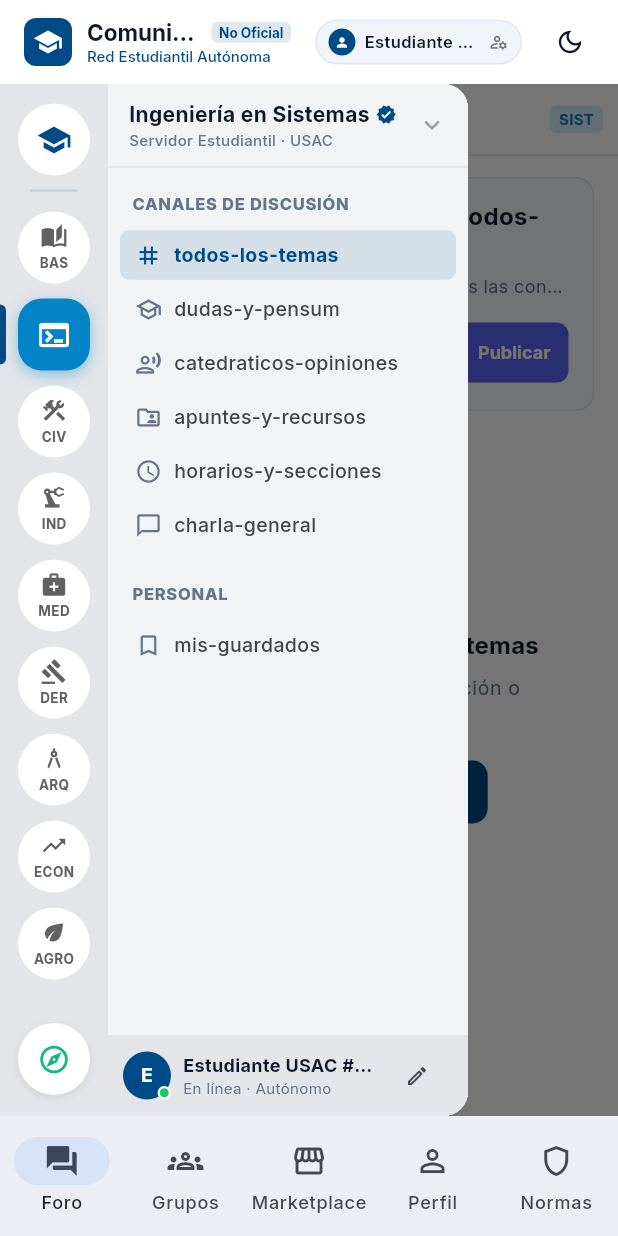
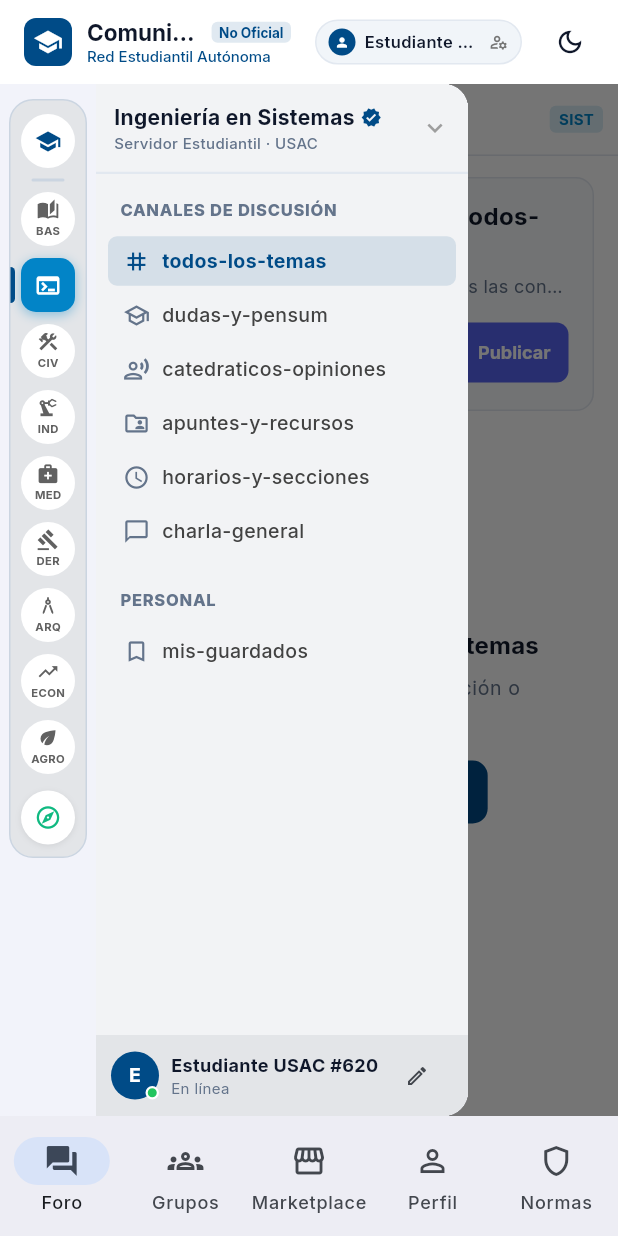
Before and after one commit to Trebol4Devop/Comunidad_USAC, a Flutter app: the screen it shows after launch, with the side drawer open, on a phone screen of 412 x 824 dp. Run offline on Flutter 3.47's test engine with Material 3 defaults, Android fonts, the phone set to English and light mode, and no system bars; our stand-ins replace google_fonts, image_picker, shared_preferences, supabase_flutter; accounts and stored records are empty; network calls fail.

Commit message:
feat: refinar widgets de Discord (sidebar, servidor rail, picker de carrera, canales, post card)

```diff
--- a/comunidad_universitaria/lib/features/forum/widgets/discord/forum_carrera_picker_dialog.dart
+++ b/comunidad_universitaria/lib/features/forum/widgets/discord/forum_carrera_picker_dialog.dart
@@ -150,7 +150,7 @@ class _ForumCarreraPickerDialogState extends State<ForumCarreraPickerDialog> {
                       crossAxisAlignment: CrossAxisAlignment.start,
                       children: [
                         const Text(
-                          'Explorar Carreras (Servidores)',
+                          'Explorar Carreras',
                           style: TextStyle(fontWeight: FontWeight.bold, fontSize: 18),
                         ),
                         Text(
@@ -251,7 +251,7 @@ class _ForumCarreraPickerDialogState extends State<ForumCarreraPickerDialog> {
                                 icon: icon,
                                 facultadId: facId,
                                 carreraId: carreraId,
-                                description: 'Servidor oficial de $carreraName ($facultadName).',
+                                description: 'Canal de $carreraName · $facultadName',
                                 color: color,
                               );
 
--- a/comunidad_universitaria/lib/features/forum/widgets/discord/forum_channel_sidebar.dart
+++ b/comunidad_universitaria/lib/features/forum/widgets/discord/forum_channel_sidebar.dart
@@ -43,8 +43,8 @@ class ForumChannelSidebar extends StatelessWidget {
               );
             },
             child: Container(
-              height: 56,
-              padding: const EdgeInsets.symmetric(horizontal: 14),
+              height: 60,
+              padding: const EdgeInsets.symmetric(horizontal: 12),
               decoration: BoxDecoration(
                 border: Border(
                   bottom: BorderSide(
@@ -58,6 +58,7 @@ class ForumChannelSidebar extends StatelessWidget {
                   Expanded(
                     child: Column(
                       mainAxisAlignment: MainAxisAlignment.center,
+                      mainAxisSize: MainAxisSize.min,
                       crossAxisAlignment: CrossAxisAlignment.start,
                       children: [
                         Row(
@@ -186,7 +187,7 @@ class ForumChannelSidebar extends StatelessWidget {
                         style: const TextStyle(fontWeight: FontWeight.bold, fontSize: 12),
                       ),
                       Text(
-                        'En línea · Autónomo',
+                        'En línea',
                         style: TextStyle(
                           fontSize: 10,
                           color: isDark ? const Color(0xFF949BA4) : const Color(0xFF64748B),
--- a/comunidad_universitaria/lib/features/forum/widgets/discord/forum_server_rail.dart
+++ b/comunidad_universitaria/lib/features/forum/widgets/discord/forum_server_rail.dart
@@ -24,13 +24,23 @@ class ForumServerRail extends StatelessWidget {
     // Discord dark server rail: #1E1F22, light rail: #E3E5E8
     final railBg = isDark ? const Color(0xFF1E1F22) : const Color(0xFFE3E5E8);
 
-    return Container(
-      width: 72,
+    return Align(
+      alignment: Alignment.topCenter,
+      child: Container(
+        width: 52,
+        margin: const EdgeInsets.only(left: 6, top: 10, right: 6),
+        padding: const EdgeInsets.symmetric(vertical: 8),
+        decoration: BoxDecoration(
           color: railBg,
+          borderRadius: BorderRadius.circular(16),
+          border: Border.all(
+            color: isDark ? const Color(0xFF2B2D31) : const Color(0xFFCBD5E1),
+            width: 1,
+          ),
+        ),
         child: Column(
+          mainAxisSize: MainAxisSize.min,
           children: [
-          const SizedBox(height: 12),
-
             // 1. General USAC Home Server (first item)
             if (servers.isNotEmpty) ...[
               _buildServerIcon(
@@ -40,11 +50,11 @@ class ForumServerRail extends StatelessWidget {
                 isDark: isDark,
                 isHome: true,
               ),
-            const SizedBox(height: 8),
+              const SizedBox(height: 6),
               // Discord Separator Pill
               Center(
                 child: Container(
-                width: 32,
+                  width: 22,
                   height: 2,
                   decoration: BoxDecoration(
                     color: isDark ? const Color(0xFF35363C) : const Color(0xFFCBD5E1),
@@ -52,19 +62,21 @@ class ForumServerRail extends StatelessWidget {
                   ),
                 ),
               ),
-            const SizedBox(height: 8),
+              const SizedBox(height: 6),
             ],
 
-          // 2. Scrollable list of Carrera Servers
-          Expanded(
+            // 2. Scrollable / fitted list of Carrera Servers
+            Flexible(
               child: ListView.builder(
-              padding: const EdgeInsets.symmetric(vertical: 4),
+                shrinkWrap: true,
+                physics: const ClampingScrollPhysics(),
+                padding: EdgeInsets.zero,
                 itemCount: servers.length > 1 ? servers.length - 1 : 0,
                 itemBuilder: (ctx, i) {
                   final s = servers[i + 1];
                   final isActive = s.id == activeServer.id;
                   return Padding(
-                  padding: const EdgeInsets.only(bottom: 8),
+                    padding: const EdgeInsets.only(bottom: 6),
                     child: _buildServerIcon(
                       server: s,
                       isActive: isActive,
@@ -76,10 +88,10 @@ class ForumServerRail extends StatelessWidget {
               ),
             ),
 
+            const SizedBox(height: 4),
+
             // 3. Add / Explore More Carreras Button
-          Padding(
-            padding: const EdgeInsets.only(bottom: 14),
-            child: Tooltip(
+            Tooltip(
               message: 'Explorar todas las Carreras USAC',
               preferBelow: false,
               child: InkWell(
@@ -92,32 +104,32 @@ class ForumServerRail extends StatelessWidget {
                     },
                   );
                 },
-                borderRadius: BorderRadius.circular(24),
+                borderRadius: BorderRadius.circular(18),
                 child: AnimatedContainer(
                   duration: const Duration(milliseconds: 200),
-                  width: 48,
-                  height: 48,
+                  width: 36,
+                  height: 36,
                   decoration: BoxDecoration(
                     color: isDark ? const Color(0xFF313338) : Colors.white,
                     shape: BoxShape.circle,
                     boxShadow: [
                       BoxShadow(
                         color: Colors.black.withValues(alpha: 0.08),
-                        blurRadius: 4,
-                        offset: const Offset(0, 2),
+                        blurRadius: 3,
+                        offset: const Offset(0, 1),
                       )
                     ],
                   ),
-                  child: Icon(
+                  child: const Icon(
                     Icons.explore_outlined,
-                    size: 22,
-                    color: const Color(0xFF10B981),
-                  ),
+                    size: 18,
+                    color: Color(0xFF10B981),
                   ),
                 ),
               ),
             ),
           ],
+        ),
       ),
     );
   }
@@ -134,18 +146,18 @@ class ForumServerRail extends StatelessWidget {
       preferBelow: false,
       waitDuration: const Duration(milliseconds: 300),
       child: SizedBox(
-        height: 50,
+        height: 38,
         child: Stack(
           alignment: Alignment.centerLeft,
           children: [
             // Discord Pill Indicator on the left side
             AnimatedContainer(
               duration: const Duration(milliseconds: 200),
-              width: 4,
-              height: isActive ? 40 : 0,
+              width: 3,
+              height: isActive ? 24 : 0,
               decoration: BoxDecoration(
                 color: isDark ? Colors.white : const Color(0xFF004B87),
-                borderRadius: const BorderRadius.horizontal(right: Radius.circular(4)),
+                borderRadius: const BorderRadius.horizontal(right: Radius.circular(3)),
               ),
             ),
 
@@ -153,22 +165,22 @@ class ForumServerRail extends StatelessWidget {
             Center(
               child: InkWell(
                 onTap: () => onSelectServer(server),
-                borderRadius: BorderRadius.circular(isActive ? 16 : 24),
+                borderRadius: BorderRadius.circular(isActive ? 10 : 18),
                 child: AnimatedContainer(
                   duration: const Duration(milliseconds: 200),
-                  width: 48,
-                  height: 48,
+                  width: 36,
+                  height: 36,
                   decoration: BoxDecoration(
                     color: isActive
                         ? server.color
                         : (isDark ? const Color(0xFF313338) : Colors.white),
-                    borderRadius: BorderRadius.circular(isActive ? 16 : 24),
+                    borderRadius: BorderRadius.circular(isActive ? 10 : 18),
                     boxShadow: isActive
                         ? [
                             BoxShadow(
                               color: server.color.withValues(alpha: 0.4),
-                              blurRadius: 8,
-                              offset: const Offset(0, 3),
+                              blurRadius: 6,
+                              offset: const Offset(0, 2),
                             ),
                           ]
                         : null,
@@ -178,23 +190,23 @@ class ForumServerRail extends StatelessWidget {
                         ? Icon(
                             server.icon,
                             color: isActive ? Colors.white : theme.colorScheme.primary,
-                            size: 24,
+                            size: 18,
                           )
                         : (isActive
-                            ? Icon(server.icon, color: Colors.white, size: 24)
+                            ? Icon(server.icon, color: Colors.white, size: 18)
                             : Column(
                                 mainAxisAlignment: MainAxisAlignment.center,
                                 children: [
                                   Icon(
                                     server.icon,
-                                    size: 18,
+                                    size: 15,
                                     color: isDark ? Colors.grey.shade300 : Colors.grey.shade700,
                                   ),
-                                  const SizedBox(height: 2),
+                                  const SizedBox(height: 1),
                                   Text(
                                     server.shortCode,
                                     style: TextStyle(
-                                      fontSize: 9,
+                                      fontSize: 7.5,
                                       fontWeight: FontWeight.bold,
                                       color: isDark ? Colors.grey.shade300 : Colors.grey.shade700,
                                     ),
```
Also changed, not shown: comunidad_universitaria/lib/features/forum/widgets/post_card.dart (+47 -52 lines). Lines whose indentation alone changed are shown as unchanged.
